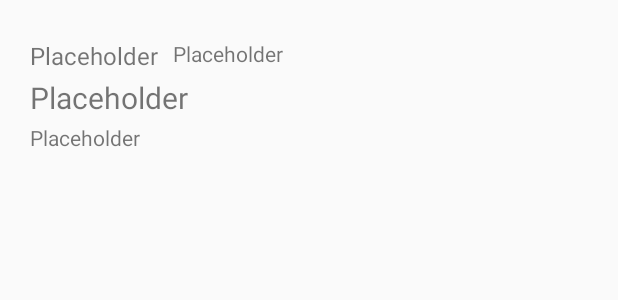
After one commit to Mghkz/redditReader, an Android app: the layout activity_subreddit_post.xml on its own in the app's theme, with its tools: preview values and no code run, on a phone screen of 412 x 824 dp. The commit adds this screen. Shown: the top 300 px of the screen. Run offline under Robolectric (Android 15) with nearby library versions, the phone set to English and light mode, and no system bars.

Commit message:
Toevoegen intent voor details post

```diff
--- a/app/src/main/java/hogent/jeroencornelis/redditreader/MainActivity.java
+++ b/app/src/main/java/hogent/jeroencornelis/redditreader/MainActivity.java
@@ -11,6 +11,7 @@ import android.widget.ArrayAdapter;
 import android.widget.LinearLayout;
 import android.widget.ListView;
 
+import hogent.jeroencornelis.redditreader.domain.Constants;
 
 
 public class MainActivity extends AppCompatActivity implements SubRedditListFragment.OnFragmentInteractionListener {
--- a/app/src/main/java/hogent/jeroencornelis/redditreader/SubRedditListFragment.java
+++ b/app/src/main/java/hogent/jeroencornelis/redditreader/SubRedditListFragment.java
@@ -275,7 +275,8 @@ public class SubRedditListFragment extends Fragment {
                                 storeNotesInDatabase(postsFromJson.getPosts());
                             }
 
-                            sAfter = posts.getAfter();
+                            subredditDao.refresh(subreddit);
+                            sAfter = postsFromJson.getAfter();
                             subreddit.setAfter(sAfter);
                             subredditDao.update(subreddit);
 
--- a/app/src/main/java/hogent/jeroencornelis/redditreader/Constants.java
+++ b/app/src/main/java/hogent/jeroencornelis/redditreader/domain/Constants.java
@@ -1,4 +1,4 @@
-package hogent.jeroencornelis.redditreader;
+package hogent.jeroencornelis.redditreader.domain;
 
 /**
  * Created by Jeroen-Lenovo on 23/11/2015.
--- /dev/null
+++ b/app/src/main/res/layout/activity_subreddit_post.xml
@@ -0,0 +1,78 @@
+<?xml version="1.0" encoding="utf-8"?>
+<LinearLayout
+xmlns:android="http://schemas.android.com/apk/res/android"
+xmlns:tools="http://schemas.android.com/tools"
+android:id="@+id/linearLayout"
+android:layout_width="match_parent"
+android:layout_height="match_parent"
+android:paddingBottom="@dimen/activity_vertical_margin"
+android:paddingLeft="@dimen/activity_horizontal_margin"
+android:paddingRight="@dimen/activity_horizontal_margin"
+android:paddingTop="@dimen/activity_vertical_margin"
+tools:context="hogent.jeroencornelis.redditreader.SubredditPostActivity">
+    >
+
+
+<RelativeLayout
+    xmlns:android="http://schemas.android.com/apk/res/android"
+    android:id="@+id/relativeLayout"
+    android:orientation="horizontal"
+    android:layout_width="wrap_content"
+    android:layout_height="wrap_content"
+    android:paddingTop="10dp"
+    android:paddingBottom="10dp"
+    android:paddingLeft="4dp"
+    android:paddingRight="4dp"
+    android:layout_weight="10"
+    >
+
+    <TextView
+        android:id="@+id/score"
+        android:text="Placeholder"
+        android:textSize="16sp"
+        android:layout_width="wrap_content"
+        android:layout_height="wrap_content"
+        />
+    <TextView
+        android:id="@+id/author"
+        android:text="Placeholder"
+        android:layout_width="wrap_content"
+        android:layout_height="wrap_content"
+        android:layout_toRightOf="@+id/score"
+        android:layout_marginLeft="10dp"
+        />
+    <TextView
+        android:id="@+id/title"
+        android:text="Placeholder"
+        android:textSize="20sp"
+        android:layout_width="wrap_content"
+        android:layout_height="wrap_content"
+        android:layout_below="@+id/score"
+        android:layout_alignParentLeft="true"
+        android:layout_marginTop="3dp"
+        android:layout_marginBottom="3dp"
+        />
+    <TextView
+        android:id="@+id/comments"
+        android:text="Placeholder"
+        android:layout_width="wrap_content"
+        android:layout_height="wrap_content"
+        android:layout_weight="1"
+        android:layout_below="@+id/title"
+        android:layout_alignParentLeft="true"
+        />
+
+
+</RelativeLayout>
+<ImageView
+    android:id="@+id/thumbnail"
+    android:layout_width="70dp"
+    android:layout_height="70dp"
+    android:scaleType="fitXY"
+    android:layout_weight="1"
+    android:layout_centerInParent="true"
+    android:layout_alignParentRight="true"
+    android:layout_gravity="center_vertical"
+    />
+
+</LinearLayout>
```
Also changed, not shown: app/src/main/AndroidManifest.xml (+9 -5 lines), app/src/main/java/hogent/jeroencornelis/redditreader/PostAdapter.java (+9 -4 lines), app/src/main/java/hogent/jeroencornelis/redditreader/SubredditPostActivity.java (added, +47 -0 lines), app/src/main/java/hogent/jeroencornelis/redditreader/domain/Post.java (+52 -1 lines).
